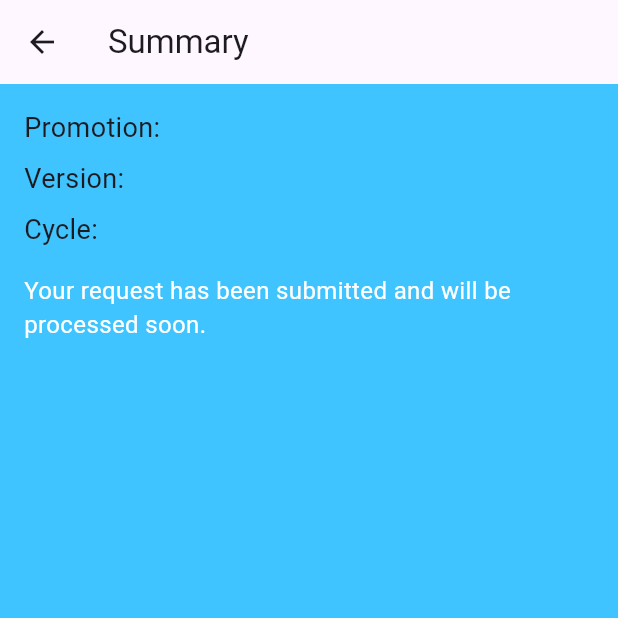
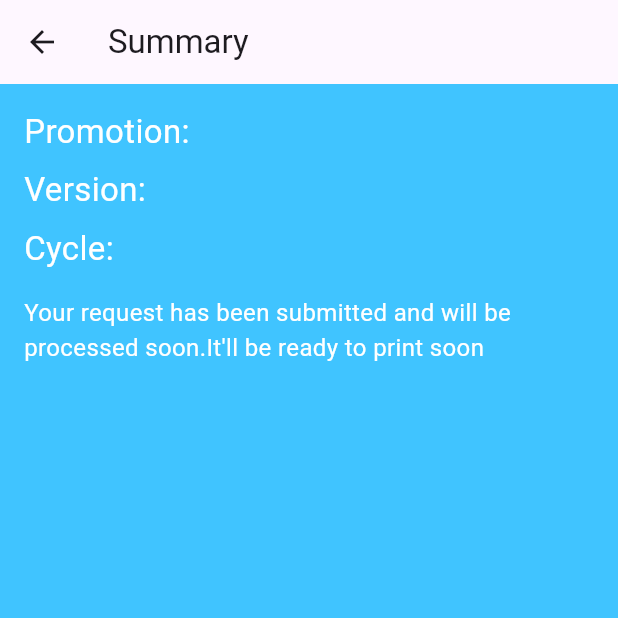
Before and after one commit to Merou1/Unichat_Flutter_App, a Flutter app: the PromotionVersionCycleScreen screen opened directly, after a tap on "Submit", on a phone screen of 412 x 824 dp, the top half of it. Run offline on Flutter 3.47's test engine with Material 3 defaults, Android fonts, the light colour scheme and no system bars.

Commit message:
first commit

```diff
--- a/lib/Demande/demander.dart
+++ b/lib/Demande/demander.dart
@@ -430,29 +430,30 @@ class _PromotionVersionCycleScreenState extends State<PromotionVersionCycleScree
     return Scaffold(
       backgroundColor: Colors.lightBlueAccent,
       appBar: AppBar(
-        title: Text('Enter Promotion, Version, and Cycle'),
+        title: Text('Enter Promotion, Version, and Cycle',style: TextStyle(color: Colors.white)),
       ),
       body: Padding(
         padding: const EdgeInsets.all(16.0),
         child: Column(
           crossAxisAlignment: CrossAxisAlignment.start,
           children: [
-            TextField(
+            TextField(style: TextStyle(color: Colors.white),
               controller: _promotionController,
-              decoration: InputDecoration(labelText: 'Enter Promotion'),
+              decoration: InputDecoration(labelText: 'Enter Promotion',labelStyle: TextStyle(color: Colors.white)),
             ),
             TextField(
               controller: _versionController,
-              decoration: InputDecoration(labelText: 'Enter Version'),
+              decoration: InputDecoration(labelText: 'Enter Version',labelStyle: TextStyle(color: Colors.white), // Change the color here
+              ),
             ),
             TextField(
               controller: _cycleController,
-              decoration: InputDecoration(labelText: 'Enter Cycle'),
+              decoration: InputDecoration(labelText: 'Enter Cycle',labelStyle: TextStyle(color: Colors.white)),
             ),
             SizedBox(height: 16),
-            ElevatedButton(
+            ElevatedButton(style: ButtonStyle(backgroundColor: MaterialStatePropertyAll(Colors.white)),
               onPressed: _navigateToSummary,
-              child: Text('Submit'),
+              child: Center(child: Text('Submit',style: TextStyle(color: Colors.lightBlueAccent),)),
             ),
           ],
         ),
@@ -487,21 +488,21 @@ class SummaryScreen extends StatelessWidget {
           children: [
             Text(
               'Promotion: $promotion',
-              style: TextStyle(fontSize: 18),
+              style: TextStyle(fontSize: 22,color: Colors.white),
             ),
             SizedBox(height: 8),
             Text(
               'Version: $version',
-              style: TextStyle(fontSize: 18),
+              style: TextStyle(fontSize: 22,color: Colors.white),
             ),
             SizedBox(height: 8),
             Text(
               'Cycle: $cycle',
-              style: TextStyle(fontSize: 18),
+              style: TextStyle(fontSize: 22,color: Colors.white),
             ),
             SizedBox(height: 16),
             Text(
-              'Your request has been submitted and will be processed soon.',
+              'Your request has been submitted and will be processed soon.It\'ll be ready to print soon',
               style: TextStyle(fontSize: 16, color: Colors.white),
             ),
           ],
```
